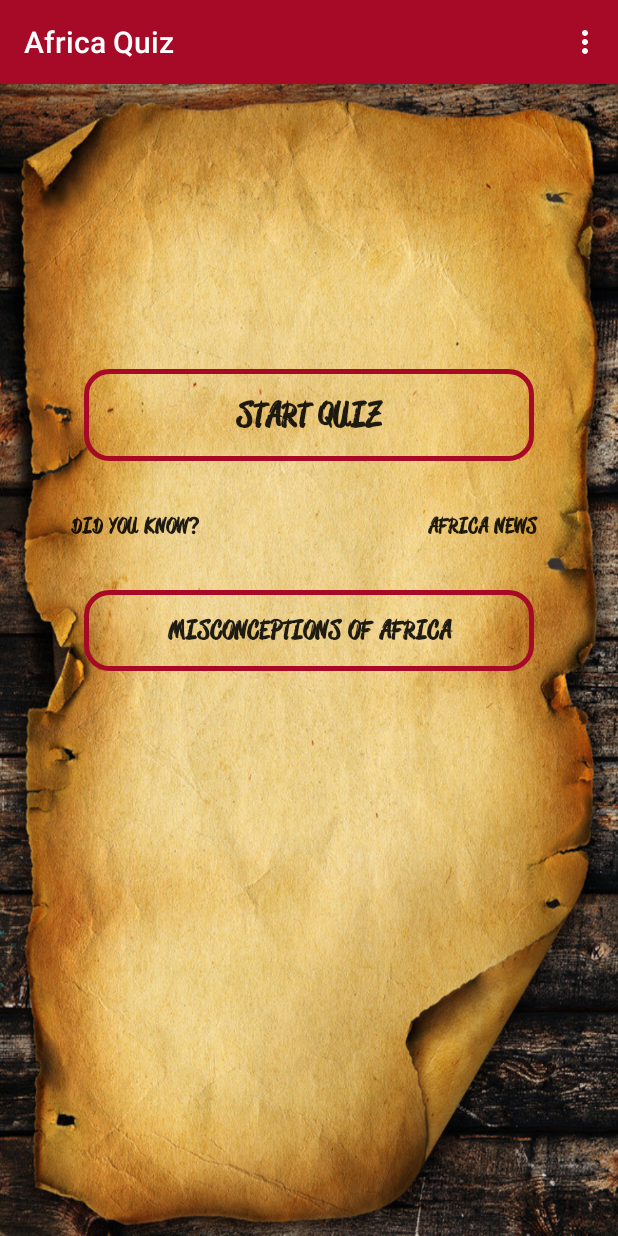
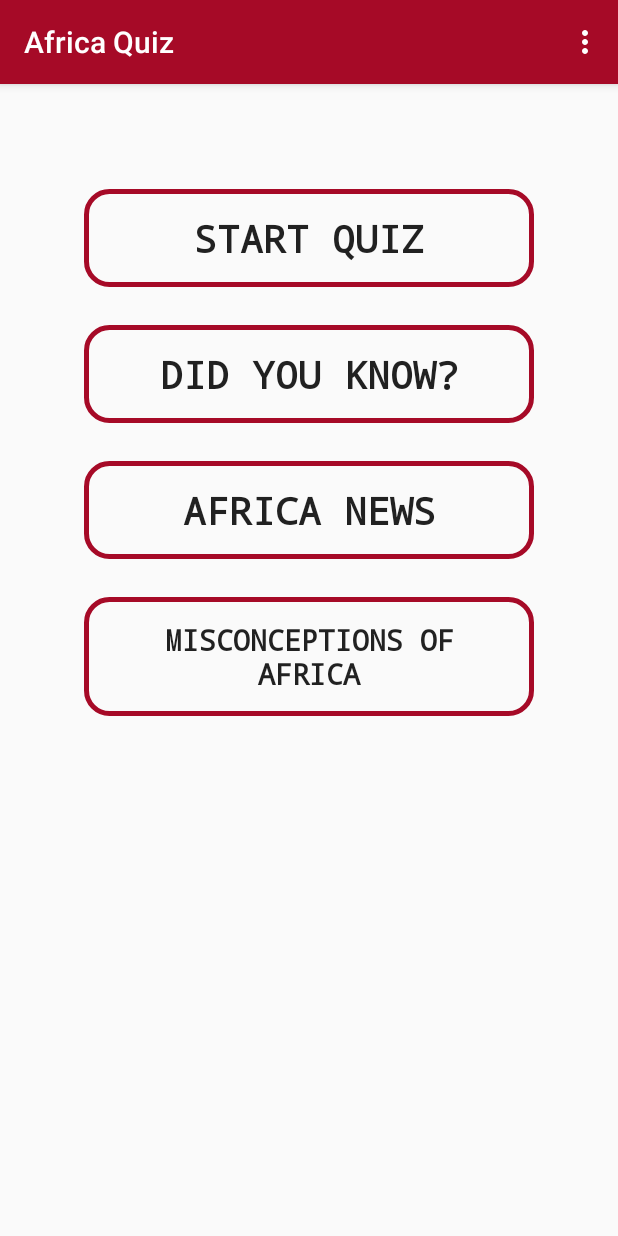
Before and after one commit to wamiikechukwu/Android_Quiz_App, an Android app: the screen it shows after launch (overView), on a phone screen of 412 x 824 dp. Run offline under Robolectric (Android 15) with nearby library versions, the light colour scheme and no system bars; Roboto replaces fonts that are not available here.

Commit message:
Updated the UX of the app

```diff
--- a/app/src/main/java/com/quizapp/quizapp/Questions.java
+++ b/app/src/main/java/com/quizapp/quizapp/Questions.java
@@ -2,8 +2,8 @@ package com.quizapp.quizapp;
 
 public class Questions {
 
-    int position;
-    int score = 0;
+    private int position;
+    private int score = 0;
 
     String[] questionsToBeAsked = {
 
@@ -71,8 +71,6 @@ public class Questions {
         return answersToTheQuestions[position][3];
     }
 
-    String quest;
-
     public void increaseScoreByOne() {
         score++;
     }
--- a/app/src/main/java/com/quizapp/quizapp/splashScreen.java
+++ b/app/src/main/java/com/quizapp/quizapp/splashScreen.java
@@ -8,8 +8,7 @@ import android.support.v7.app.AppCompatActivity;
 public class splashScreen extends AppCompatActivity {
 
     //Seconds after which the splash screens disappears
-
-    int secondsToDelay = 3;
+    int secondsToDelay = 2;
 
     @Override
     protected void onCreate(Bundle savedInstanceState) {
--- a/app/src/main/res/layout/activity_over_view.xml
+++ b/app/src/main/res/layout/activity_over_view.xml
@@ -5,55 +5,48 @@
     android:layout_height="match_parent"
     tools:context=".overView">
 
-    <ImageView
-        android:id="@+id/overViewImage"
-        android:layout_width="match_parent"
-        android:layout_height="match_parent"
-        android:contentDescription="@string/splash_screen_imageDescription"
-        android:scaleType="fitXY"
-        android:src="@drawable/background" />
 
     <Button
         android:id="@+id/overViewStartQuiz"
         style="@style/Widget.Button"
         android:layout_width="@dimen/overViewMainButton"
         android:layout_height="wrap_content"
-        android:layout_alignParentTop="true"
         android:layout_centerHorizontal="true"
-        android:layout_marginTop="@dimen/startQuiz_MarginFromTop"
-        android:fontFamily="@font/ateecafont"
+        android:layout_marginTop="70dp"
+        android:onClick="questionInto"
         android:padding="@dimen/overView_Padding"
         android:text="@string/overView_StartQuiz"
         android:textSize="25sp"
-        android:onClick="questionInto"
-        android:textStyle="bold" />
+        android:textStyle="bold"
+        android:typeface="monospace" />
 
     <Button
         android:id="@+id/overViewDidYouKnow"
-        style="@style/Widget.AppCompat.Button.Borderless"
-        android:layout_width="@dimen/overView_LayoutWidth"
-        android:layout_height="@dimen/overView_LayoutHeight"
+        style="@style/Widget.Button"
+        android:layout_width="@dimen/overViewMainButton"
+        android:layout_height="wrap_content"
         android:layout_below="@id/overViewStartQuiz"
-        android:layout_margin="@dimen/overView_Margin"
-        android:fontFamily="@font/ateecafont"
+        android:layout_centerHorizontal="true"
+        android:layout_marginTop="25dp"
         android:padding="@dimen/overView_Padding"
         android:text="@string/overView_DidYouKnow"
-        android:textSize="16sp"
-        android:textStyle="bold" />
+        android:textSize="25sp"
+        android:textStyle="bold"
+        android:typeface="monospace" />
 
     <Button
         android:id="@+id/overViewAfricaNews"
-        style="@style/Widget.AppCompat.Button.Borderless"
-        android:layout_width="@dimen/overView_LayoutWidth"
-        android:layout_height="@dimen/overView_LayoutHeight"
-        android:layout_alignParentEnd="true"
-        android:layout_below="@id/overViewStartQuiz"
-        android:layout_margin="@dimen/overView_Margin"
-        android:fontFamily="@font/ateecafont"
+        style="@style/Widget.Button"
+        android:layout_width="@dimen/overViewMainButton"
+        android:layout_height="wrap_content"
+        android:layout_below="@id/overViewDidYouKnow"
+        android:layout_centerHorizontal="true"
+        android:layout_marginTop="25dp"
         android:padding="@dimen/overView_Padding"
         android:text="@string/overView_AfricaNews"
-        android:textSize="16sp"
-        android:textStyle="bold" />
+        android:textSize="25sp"
+        android:textStyle="bold"
+        android:typeface="monospace" />
 
     <Button
         android:id="@+id/overViewMisconceptionsOfAfrica"
@@ -61,11 +54,12 @@
         android:layout_width="@dimen/overViewMainButton"
         android:layout_height="wrap_content"
         android:layout_below="@id/overViewAfricaNews"
+        android:layout_marginTop="25dp"
         android:layout_centerHorizontal="true"
-        android:fontFamily="@font/ateecafont"
         android:padding="@dimen/overView_Padding"
         android:text="@string/overView_MisconceptionsOfAfrica"
         android:textSize="19sp"
-        android:textStyle="bold" />
+        android:textStyle="bold"
+        android:typeface="monospace" />
 
 </RelativeLayout>
```
Also changed, not shown: app/src/main/java/com/quizapp/quizapp/MainActivity.java (+5 -3 lines), app/src/main/res/layout/activity_intro_start_quiz.xml (+11 -14 lines), app/src/main/res/layout/activity_splash_screen.xml (+0 -12 lines), app/src/main/res/values/strings.xml (+6 -2 lines).
